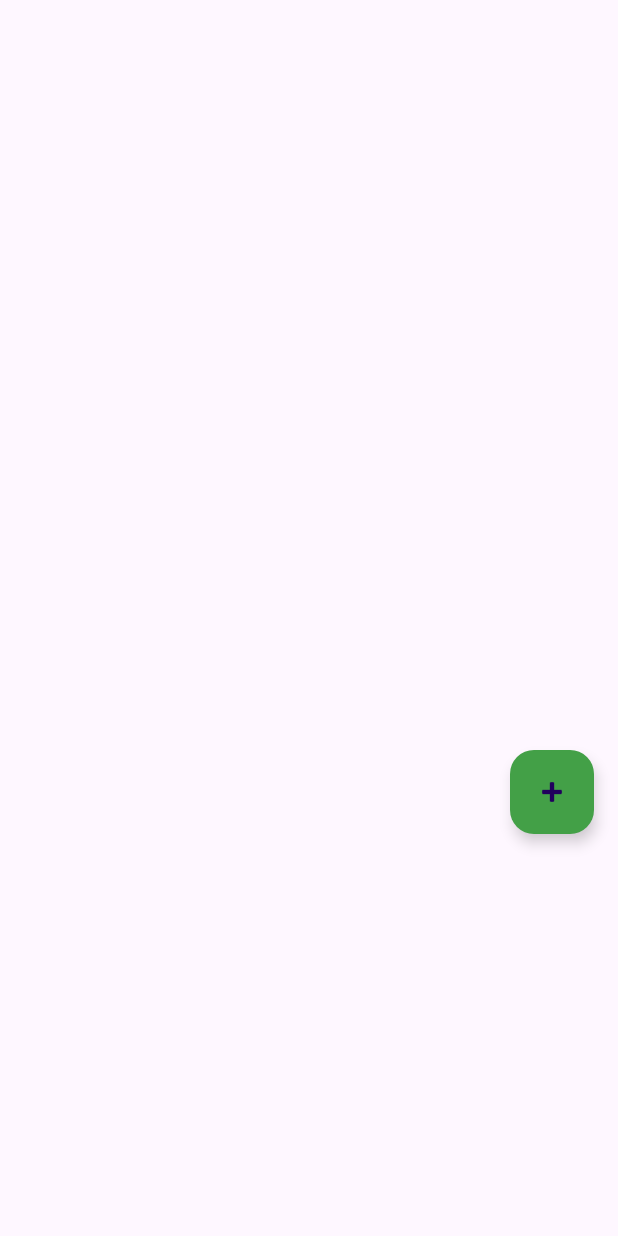
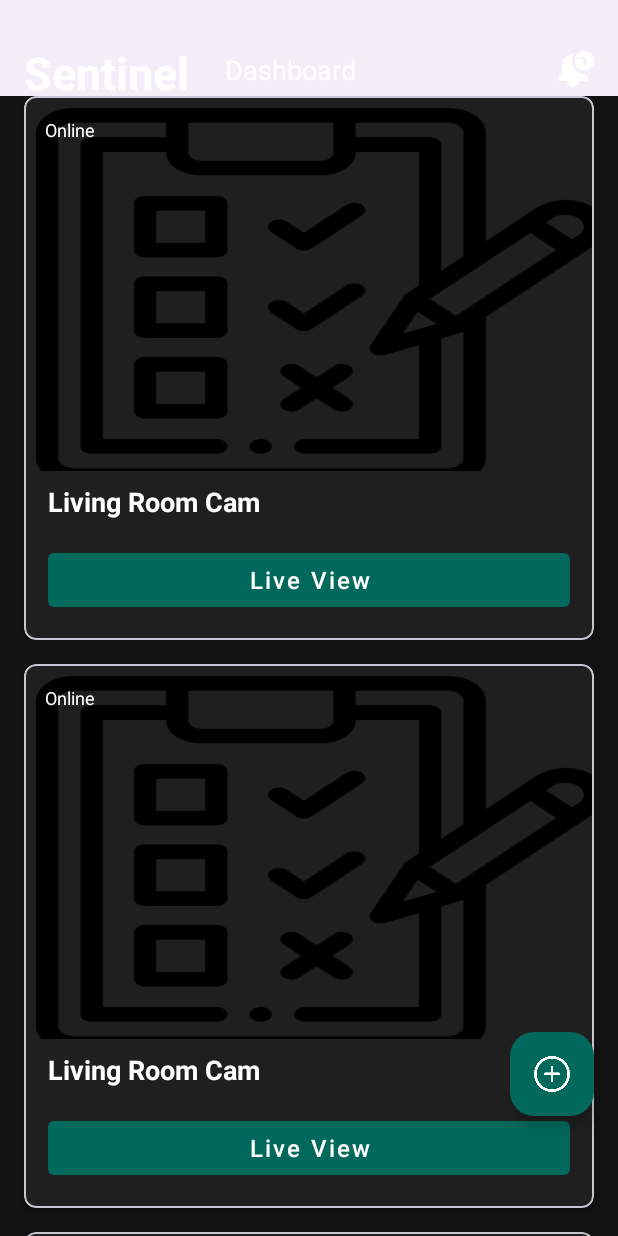
Before and after one commit to IhsSpotlight/Sentinel-Security-App, an Android app: the layout activity_main.xml on its own in the app's theme, with its tools: preview values and no code run, on a phone screen of 412 x 824 dp. Run offline under Robolectric (Android 15) with nearby library versions, the phone set to English and light mode, and no system bars.

Commit message:
updated ui

```diff
--- a/app/src/main/java/com/example/sentinel/MainActivity.kt
+++ b/app/src/main/java/com/example/sentinel/MainActivity.kt
@@ -20,7 +20,7 @@ class MainActivity : AppCompatActivity() {
         setContentView(R.layout.activity_main)
 
         // ✅ Setup RecyclerView for alerts
-        val recyclerView: RecyclerView = findViewById(R.id.recyclerView)
+        val recyclerView: RecyclerView = findViewById(R.id.recycler_cameras)
         recyclerView.layoutManager = LinearLayoutManager(this)
         alertAdapter = AlertAdapter()
         recyclerView.adapter = alertAdapter
@@ -29,7 +29,7 @@ class MainActivity : AppCompatActivity() {
         fetchAlerts()
 
         // ✅ Add Camera Button setup
-        val addButton: FloatingActionButton = findViewById(R.id.addCameraBtn)
+        val addButton: FloatingActionButton = findViewById(R.id.fab_add_camera)
         addButton.setOnClickListener {
             showAddCameraDialog()
         }
--- a/app/src/main/res/layout/activity_main.xml
+++ b/app/src/main/res/layout/activity_main.xml
@@ -1,26 +1,139 @@
-
-<RelativeLayout xmlns:android="http://schemas.android.com/apk/res/android"
+<?xml version="1.0" encoding="utf-8"?>
+<androidx.coordinatorlayout.widget.CoordinatorLayout
+    xmlns:android="http://schemas.android.com/apk/res/android"
+    xmlns:app="http://schemas.android.com/apk/res-auto"
     xmlns:tools="http://schemas.android.com/tools"
     android:layout_width="match_parent"
-    android:layout_height="match_parent">
+    android:layout_height="match_parent"
+    android:background="#121212"
+    tools:context=".MainActivity">
 
-    <androidx.recyclerview.widget.RecyclerView
-        android:id="@+id/recyclerView"
+    <!-- ===== App Bar ===== -->
+    <com.google.android.material.appbar.AppBarLayout
+        android:layout_width="match_parent"
+        android:layout_height="wrap_content"
+        android:background="@android:color/transparent"
+        app:elevation="0dp">
+
+        <androidx.appcompat.widget.Toolbar
+            android:id="@+id/toolbar"
+            android:layout_width="match_parent"
+            android:layout_height="?attr/actionBarSize"
+            app:contentInsetStart="0dp"
+            android:background="@android:color/transparent">
+
+            <androidx.constraintlayout.widget.ConstraintLayout
+                android:layout_width="match_parent"
+                android:layout_height="match_parent"
+                android:layout_marginTop="28dp"
+                android:paddingStart="16dp"
+                android:paddingEnd="16dp">
+
+                <TextView
+                    android:id="@+id/app_title"
+                    android:layout_width="wrap_content"
+                    android:layout_height="wrap_content"
+                    android:text="Sentinel"
+                    android:textColor="@android:color/white"
+                    android:textSize="30.sp"
+                    android:textStyle="bold"
+                    app:layout_constraintStart_toStartOf="parent"
+                    app:layout_constraintTop_toTopOf="parent"
+                    app:layout_constraintBottom_toBottomOf="parent"
+                    tools:ignore="HardcodedText" />
+
+                <TextView
+                    android:id="@+id/dashboard_title"
+                    android:layout_width="wrap_content"
+                    android:layout_height="wrap_content"
+                    android:text="Dashboard"
+                    android:textColor="#FFFFFF"
+                    android:textSize="18sp"
+                    app:layout_constraintStart_toEndOf="@id/app_title"
+                    android:layout_marginStart="24dp"
+                    app:layout_constraintTop_toTopOf="parent"
+                    app:layout_constraintBottom_toBottomOf="parent"
+                    tools:ignore="HardcodedText" />
+
+                <ImageView
+                    android:id="@+id/icon_alert"
+                    android:layout_width="24dp"
+                    android:layout_height="24dp"
+                    android:src="@drawable/active"
+                    app:tint="@android:color/white"
+                    app:layout_constraintEnd_toEndOf="parent"
+                    app:layout_constraintTop_toTopOf="parent"
+                    app:layout_constraintBottom_toBottomOf="parent"
+                    android:contentDescription="Alerts icon"
+                    tools:ignore="HardcodedText" />
+
+            </androidx.constraintlayout.widget.ConstraintLayout>
+        </androidx.appcompat.widget.Toolbar>
+    </com.google.android.material.appbar.AppBarLayout>
+
+    <!-- ===== Scrollable content ===== -->
+    <androidx.core.widget.NestedScrollView
         android:layout_width="match_parent"
         android:layout_height="match_parent"
-        android:layout_alignParentTop="true"
-        tools:itemCount="15" />
+        app:layout_behavior="@string/appbar_scrolling_view_behavior"
+        android:fillViewport="true">
 
+        <LinearLayout
+            android:layout_width="match_parent"
+            android:layout_height="wrap_content"
+            android:orientation="vertical"
+            android:paddingBottom="96dp"
+            android:paddingTop="8dp">
+
+            <!-- ==== Recent Activity Section ==== -->
+            <TextView
+                android:layout_width="match_parent"
+                android:layout_height="wrap_content"
+                android:text="Recent Activity"
+                android:textColor="@android:color/white"
+                android:textSize="18sp"
+                android:textStyle="bold"
+                android:layout_marginStart="16dp"
+                android:layout_marginBottom="8dp"/>
+
+            <!-- You can replace these two fixed alerts with a RecyclerView too if needed -->
+
+
+            <!-- ==== Cameras Section ==== -->
+            <TextView
+                android:layout_width="match_parent"
+                android:layout_height="wrap_content"
+                android:text="Your Cameras"
+                android:textColor="@android:color/white"
+                android:textSize="18sp"
+                android:textStyle="bold"
+                android:layout_marginStart="16dp"
+                android:layout_marginBottom="8dp"/>
+
+            <!-- RecyclerView for camera list -->
+            <androidx.recyclerview.widget.RecyclerView
+                android:id="@+id/recycler_cameras"
+                android:layout_width="match_parent"
+                android:layout_height="wrap_content"
+                android:layout_marginBottom="16dp"
+                android:paddingStart="8dp"
+                android:paddingEnd="8dp"
+                tools:listitem="@layout/item_camera_card"/>
+
+        </LinearLayout>
+    </androidx.core.widget.NestedScrollView>
+
+    <!-- Floating Add Button -->
     <com.google.android.material.floatingactionbutton.FloatingActionButton
-        android:id="@+id/addCameraBtn"
+        android:id="@+id/fab_add_camera"
         android:layout_width="wrap_content"
         android:layout_height="wrap_content"
-        android:layout_alignParentBottom="false"
-        android:layout_marginTop="500dp"
-        android:layout_alignParentEnd="true"
+        android:layout_gravity="bottom|end"
         android:layout_marginEnd="16dp"
-        android:backgroundTint="#43A047"
-        android:contentDescription="Add Camera"
-        android:src="@android:drawable/ic_input_add" />
+        android:layout_marginBottom="80dp"
+        android:src="@drawable/add"
+        app:tint="@android:color/white"
+        app:backgroundTint="#00695C"
+        android:contentDescription="Add new camera"/>
 
-</RelativeLayout>
+</androidx.coordinatorlayout.widget.CoordinatorLayout>
--- /dev/null
+++ b/app/src/main/res/layout/item_camera_card.xml
@@ -0,0 +1,70 @@
+<?xml version="1.0" encoding="utf-8"?>
+<com.google.android.material.card.MaterialCardView
+    xmlns:android="http://schemas.android.com/apk/res/android"
+    xmlns:app="http://schemas.android.com/apk/res-auto"
+    android:layout_width="match_parent"
+    android:layout_height="wrap_content"
+    android:layout_marginStart="8dp"
+    android:layout_marginEnd="8dp"
+    android:layout_marginBottom="16dp"
+    app:cardBackgroundColor="#1F1F1F"
+    app:cardCornerRadius="8dp"
+    app:cardElevation="2dp">
+
+    <LinearLayout
+        android:layout_width="match_parent"
+        android:layout_height="match_parent"
+        android:orientation="vertical">
+
+        <androidx.constraintlayout.widget.ConstraintLayout
+            android:layout_width="match_parent"
+            android:layout_height="250dp">
+
+            <ImageView
+                android:id="@+id/camera_thumbnail"
+                android:layout_width="match_parent"
+                android:layout_height="match_parent"
+                android:contentDescription="Camera preview"
+                android:scaleType="centerCrop" />
+
+            <TextView
+                android:id="@+id/status_text"
+                android:layout_width="wrap_content"
+                android:layout_height="wrap_content"
+                android:layout_marginStart="8dp"
+                android:layout_marginTop="8dp"
+                android:background="@drawable/checklist"
+                android:padding="6dp"
+                android:text="Online"
+                android:textColor="@android:color/white"
+                android:textSize="12sp"
+                app:layout_constraintStart_toStartOf="parent"
+                app:layout_constraintTop_toTopOf="parent" />
+        </androidx.constraintlayout.widget.ConstraintLayout>
+
+        <TextView
+            android:id="@+id/camera_name"
+            android:layout_width="match_parent"
+            android:layout_height="wrap_content"
+            android:paddingStart="16dp"
+            android:paddingTop="8dp"
+            android:paddingEnd="16dp"
+            android:text="Living Room Cam"
+            android:textColor="@android:color/white"
+            android:textSize="18sp"
+            android:textStyle="bold" />
+
+        <com.google.android.material.button.MaterialButton
+            android:id="@+id/btn_live_view"
+            style="@style/Widget.MaterialComponents.Button.TextButton"
+            android:layout_width="match_parent"
+            android:layout_height="wrap_content"
+            android:layout_margin="16dp"
+            android:text="Live View"
+            android:textAllCaps="false"
+            android:textColor="@android:color/white"
+            android:textSize="16sp"
+            app:backgroundTint="#00695C"
+            app:cornerRadius="4dp" />
+    </LinearLayout>
+</com.google.android.material.card.MaterialCardView>
```
Also changed, not shown: app/src/main/res/drawable/active.png (added), app/src/main/res/drawable/add.png (added), app/src/main/res/drawable/checklist.png (added), app/src/main/res/drawable/chevron.png (added), app/src/main/res/drawable/person.png (added), app/src/main/res/drawable/videocamoff.png (added).
